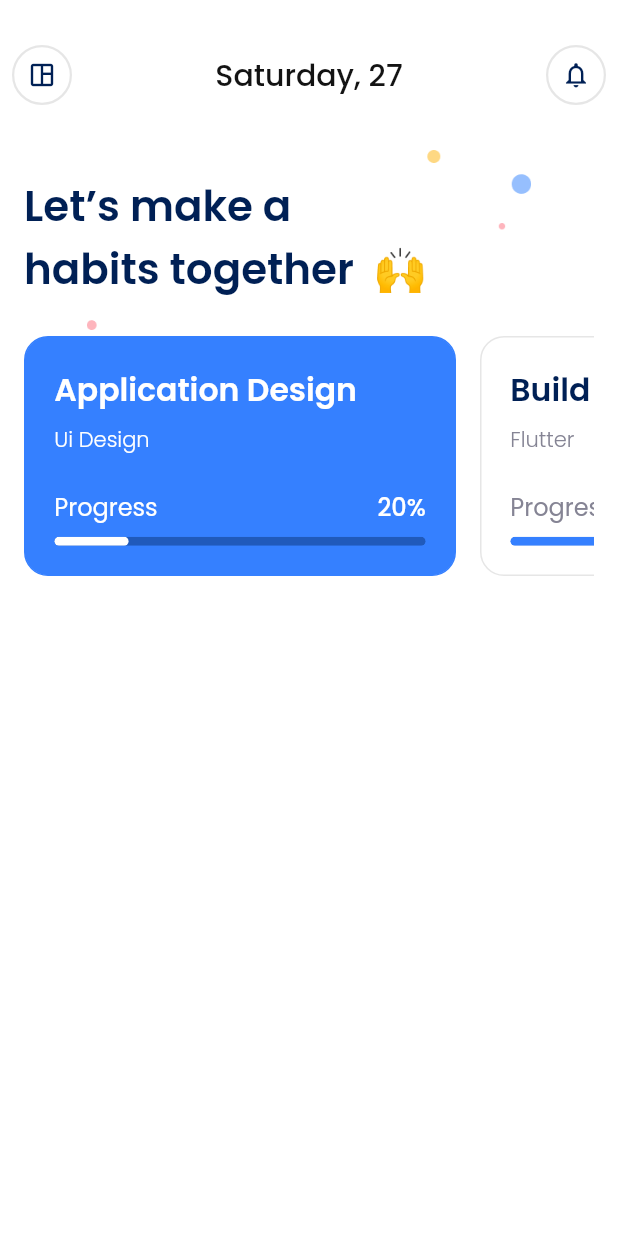
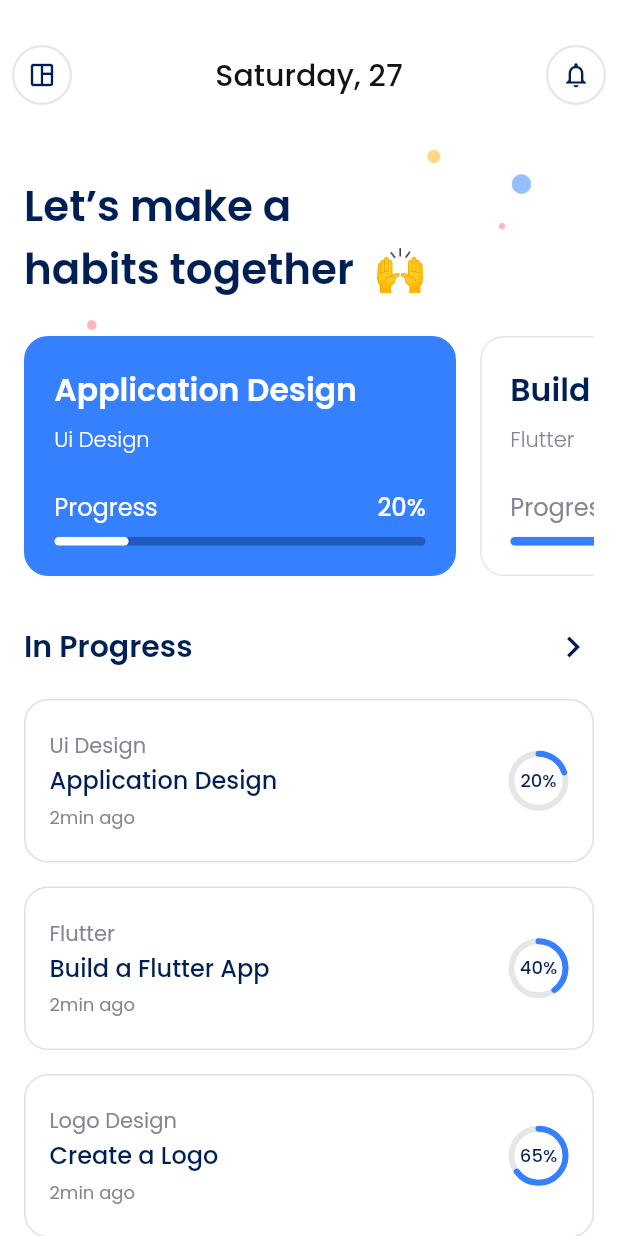
Before and after one commit to otma1ne/Tracker, a Flutter app: the HomePage screen opened directly, on a phone screen of 412 x 824 dp. Run offline on Flutter 3.47's test engine with Material 3 defaults, Android fonts, the phone set to English and light mode, and no system bars; our stand-ins replace animated_bottom_navigation_bar, get, get_storage; accounts and stored records are empty.

Commit message:
`Added new feature to home page: in progress section with cards and progress indicators`

```diff
--- a/lib/main.dart
+++ b/lib/main.dart
@@ -28,6 +28,7 @@ class MainApp extends StatelessWidget {
       title: 'Tracker App',
       initialRoute: seenOnboarding ? AppRoutes.main : AppRoutes.onboarding,
       getPages: AppPages.routes,
+      defaultTransition: Transition.rightToLeftWithFade,
       debugShowCheckedModeBanner: false,
       theme: lightTheme(context),
       darkTheme: darkTheme(context),
--- a/lib/pages/home_page.dart
+++ b/lib/pages/home_page.dart
@@ -127,6 +127,119 @@ class _HomePageState extends State<HomePage> {
                     },
                   ),
                 ),
+                const SizedBox(height: defaultPadding * 2),
+                Row(
+                  mainAxisAlignment: MainAxisAlignment.spaceBetween,
+                  children: [
+                    Text(
+                      'In Progress',
+                      style: TextStyle(
+                        fontSize: 20,
+                        fontWeight: FontWeight.w600,
+                        color: secondaryColor,
+                      ),
+                    ),
+                    const SizedBox(width: defaultPadding),
+                    Icon(
+                      Icons.keyboard_arrow_right,
+                      size: 28,
+                      color: secondaryColor,
+                      weight: 0.1,
+                    ),
+                  ],
+                ),
+                const SizedBox(height: defaultPadding),
+                SizedBox(
+                  width: double.infinity,
+                  child: ListView.separated(
+                    physics: const NeverScrollableScrollPhysics(),
+                    scrollDirection: Axis.vertical,
+                    shrinkWrap: true,
+                    itemBuilder: (__, index) {
+                      final card = cards[index];
+                      return Container(
+                        margin: const EdgeInsets.symmetric(vertical: 4),
+                        decoration: BoxDecoration(
+                          border: Border.all(
+                            color: Colors.grey.shade300,
+                            width: 1.0,
+                          ),
+                          borderRadius:
+                              BorderRadius.circular(defaultBorderRadius),
+                          color: Colors.white,
+                        ),
+                        child: ListTile(
+                          contentPadding: const EdgeInsets.all(defaultPadding),
+                          onTap: () => {},
+                          title: Row(
+                            mainAxisAlignment: MainAxisAlignment.spaceBetween,
+                            children: [
+                              Column(
+                                crossAxisAlignment: CrossAxisAlignment.start,
+                                children: [
+                                  Text(
+                                    card['category']!,
+                                    style: const TextStyle(
+                                      fontSize: 14,
+                                      fontWeight: FontWeight.w400,
+                                      color: grey2,
+                                    ),
+                                  ),
+                                  Text(
+                                    card['title']!,
+                                    style: TextStyle(
+                                      fontSize: 16,
+                                      fontWeight: FontWeight.w500,
+                                      color: secondaryColor,
+                                    ),
+                                  ),
+                                  const SizedBox(height: defaultPadding / 4),
+                                  const Text(
+                                    '2min ago',
+                                    style: TextStyle(
+                                      fontSize: 12,
+                                      fontWeight: FontWeight.w400,
+                                      color: grey2,
+                                    ),
+                                  ),
+                                ],
+                              ),
+                              const SizedBox(width: defaultPadding),
+                              SizedBox(
+                                width: 40,
+                                height: 40,
+                                child: Stack(
+                                  alignment: Alignment.center,
+                                  children: [
+                                    Text(
+                                      '${card['progress']}%',
+                                      style: TextStyle(
+                                        fontSize: 12,
+                                        fontWeight: FontWeight.w500,
+                                        color: secondaryColor,
+                                      ),
+                                    ),
+                                    CircularProgressIndicator(
+                                      value: card['progress']! / 100,
+                                      color: primaryColor,
+                                      backgroundColor: grey5,
+                                      strokeWidth: 4,
+                                      strokeCap: StrokeCap.round,
+                                    ),
+                                  ],
+                                ),
+                              )
+                            ],
+                          ),
+                        ),
+                      );
+                    },
+                    separatorBuilder: (context, index) => const SizedBox(
+                      height: defaultPadding / 2,
+                    ),
+                    itemCount: cards.length,
+                  ),
+                ),
               ],
             ),
           ),
--- a/lib/theme/input_theme.dart
+++ b/lib/theme/input_theme.dart
@@ -31,5 +31,12 @@ InputDecorationTheme inputDecorationTheme = InputDecorationTheme(
     ),
     borderRadius: BorderRadius.circular(defaultBorderRadius),
   ),
+  errorBorder: OutlineInputBorder(
+    borderSide: const BorderSide(
+      color: errorColor,
+      width: 1.0,
+    ),
+    borderRadius: BorderRadius.circular(defaultBorderRadius),
+  ),
   constraints: const BoxConstraints(minHeight: 56),
 );
```
